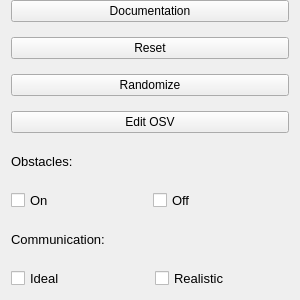
Above: settingswidget.ui from umdenes100/VisionSystemSim before the change. Below: the same form after it.
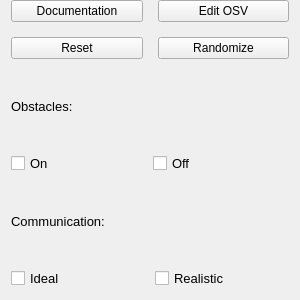
That is the form after the change.

Commit message: changed format to fit screen:

Diff of the .ui file:
```diff
--- a/settingswidget.ui
+++ b/settingswidget.ui
@@ -44,6 +44,8 @@
       <number>15</number>
      </property>
      <item>
+      <layout class="QHBoxLayout" name="horizontalLayout_2">
+       <item>
       <widget class="QPushButton" name="documentationButton">
        <property name="font">
         <font>
@@ -62,6 +64,28 @@
       </widget>
      </item>
      <item>
+        <widget class="QPushButton" name="OSVButton">
+         <property name="font">
+          <font>
+           <pointsize>9</pointsize>
+          </font>
+         </property>
+         <property name="toolTip">
+          <string>Edit OSV distance sensors</string>
+         </property>
+         <property name="toolTipDuration">
+          <number>2000</number>
+         </property>
+         <property name="text">
+          <string>Edit OSV</string>
+         </property>
+        </widget>
+       </item>
+      </layout>
+     </item>
+     <item>
+      <layout class="QHBoxLayout" name="horizontalLayout">
+       <item>
       <widget class="QPushButton" name="ResetButton">
        <property name="font">
         <font>
@@ -97,23 +121,7 @@
        </property>
       </widget>
      </item>
-     <item>
-      <widget class="QPushButton" name="OSVButton">
-       <property name="font">
-        <font>
-         <pointsize>9</pointsize>
-        </font>
-       </property>
-       <property name="toolTip">
-        <string>Edit OSV distance sensors</string>
-       </property>
-       <property name="toolTipDuration">
-        <number>2000</number>
-       </property>
-       <property name="text">
-        <string>Edit OSV</string>
-       </property>
-      </widget>
+      </layout>
      </item>
     </layout>
    </item>
```
Lines whose indentation alone changed are shown as unchanged. The commit also changes 2 other files.
